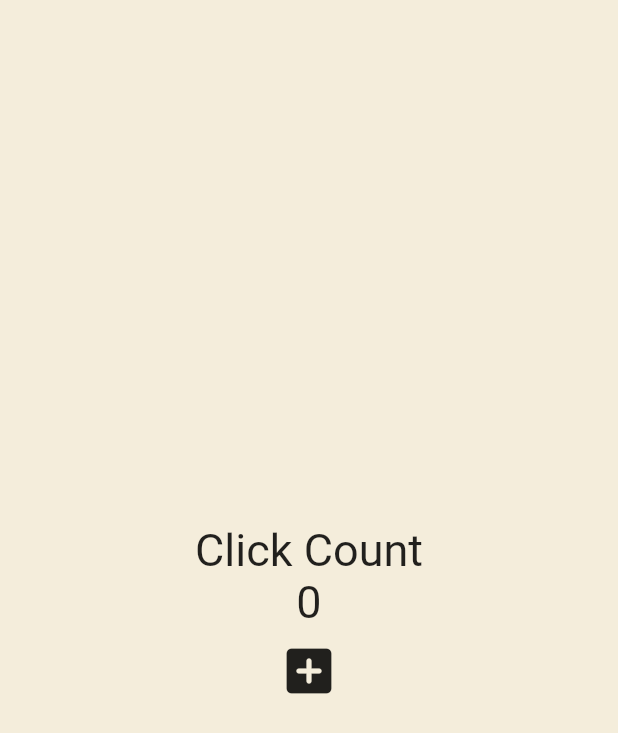
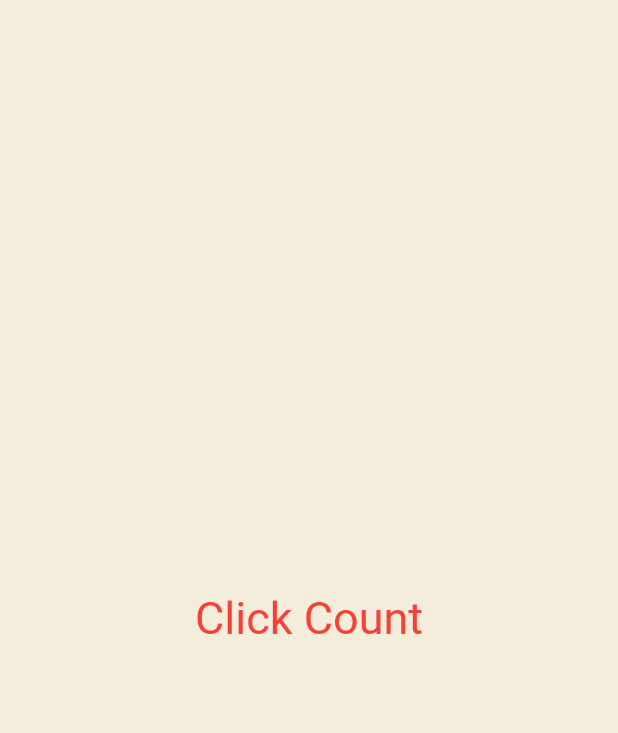
Before and after one commit to yanJuicy/stateful, a Flutter app: the screen it shows after launch, on a phone screen of 412 x 824 dp. Shown: the top 733 px of the screen. Run offline on Flutter 3.47's test engine with Material 2 defaults, Android fonts, the phone set to English and light mode, and no system bars.

Commit message:
BuildContext

```diff
--- a/lib/main.dart
+++ b/lib/main.dart
@@ -12,44 +12,25 @@ class App extends StatefulWidget {
 }
 
 class _AppState extends State<App> {
-  int counter = 0;
-
-  void onClicked() {
-    setState(() {
-      counter = counter + 1;
-    });
-  }
-
   @override
   Widget build(BuildContext context) {
     return MaterialApp(
-      home: Scaffold(
-        backgroundColor: const Color(
+      theme: ThemeData(
+        textTheme: const TextTheme(
+          titleLarge: TextStyle(
+            color: Colors.red,
+          ),
+        ),
+      ),
+      home: const Scaffold(
+        backgroundColor: Color(
           0xFFF4EDDB,
         ),
         body: Center(
           child: Column(
             mainAxisAlignment: MainAxisAlignment.center,
             children: [
-              const Text(
-                "Click Count",
-                style: TextStyle(
-                  fontSize: 30,
-                ),
-              ),
-              Text(
-                "$counter",
-                style: const TextStyle(
-                  fontSize: 30,
-                ),
-              ),
-              IconButton(
-                iconSize: 40,
-                onPressed: onClicked,
-                icon: const Icon(
-                  Icons.add_box_rounded,
-                ),
-              ),
+              MyLargeTitle(),
             ],
           ),
         ),
@@ -57,3 +38,20 @@ class _AppState extends State<App> {
     );
   }
 }
+
+class MyLargeTitle extends StatelessWidget {
+  const MyLargeTitle({
+    super.key,
+  });
+
+  @override
+  Widget build(BuildContext context) {
+    return Text(
+      "Click Count",
+      style: TextStyle(
+        fontSize: 30,
+        color: Theme.of(context).textTheme.titleLarge!.color,
+      ),
+    );
+  }
+}
```
